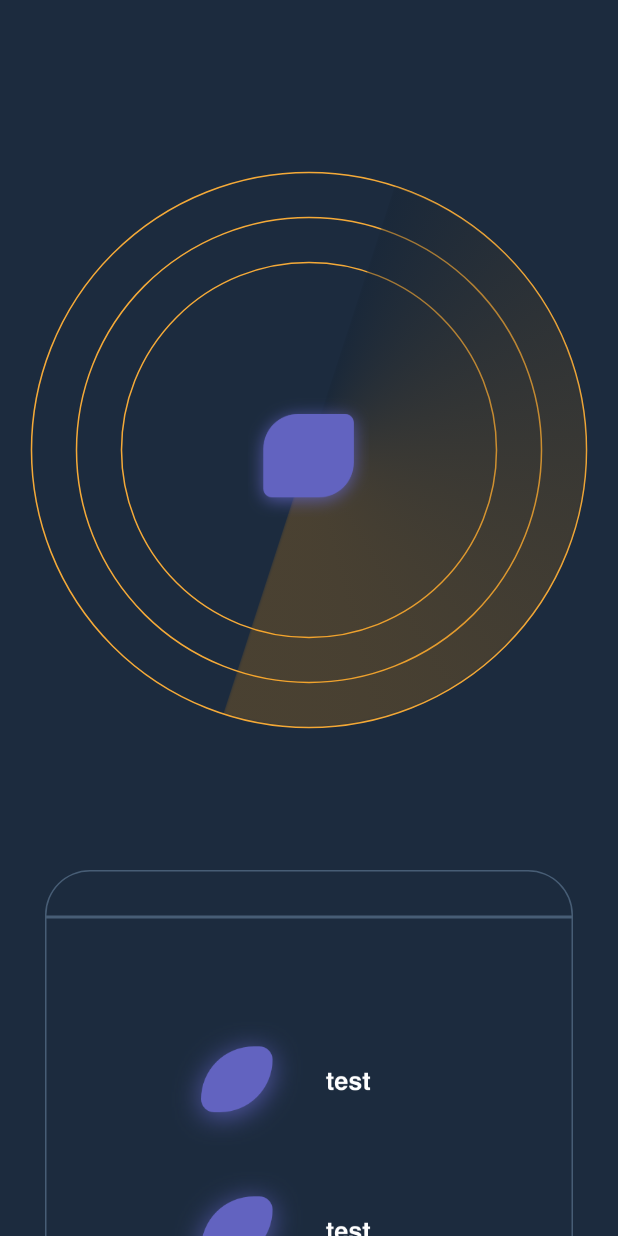
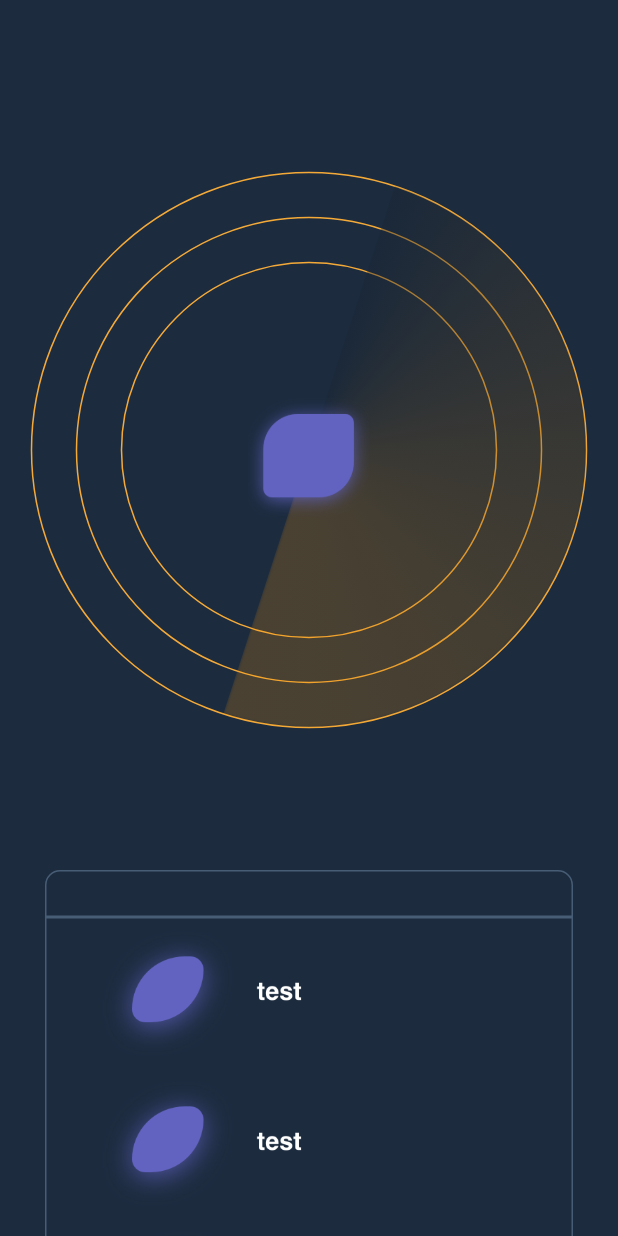
Before and after one commit to devanandp/sostronk_radar, a Flutter app: the screen it shows after launch, on a phone screen of 412 x 824 dp. Run offline on Flutter 3.47's test engine with Material 2 defaults, Android fonts, the phone set to English and light mode, and no system bars.

Commit message:
Commit_5 : Adjusted test logo list alignment

```diff
--- a/lib/views/ui/homescreen.dart
+++ b/lib/views/ui/homescreen.dart
@@ -49,7 +49,7 @@ class HomeScreen extends StatelessWidget {
         ));
   }
 
-///Returns the list of test widgets as images
+  ///Returns the list of test widgets as images
   Widget listOfTestWidgets() {
     return Padding(
       padding: const EdgeInsets.all(30.0),
@@ -63,19 +63,18 @@ class HomeScreen extends StatelessWidget {
                   color: Color.fromRGBO(71, 93, 117, 1),
                 ),
                 borderRadius: BorderRadius.only(
-                    topLeft: Radius.circular(30),
-                    topRight: Radius.circular(30))),
+                    topLeft: Radius.circular(10),
+                    topRight: Radius.circular(10))),
           ),
           Container(
             width: 400,
-            padding: EdgeInsets.only(top: 60, left: 20, right: 20),
             decoration: BoxDecoration(
                 border: Border.all(
                   color: Color.fromRGBO(71, 93, 117, 1),
                 ),
                 borderRadius: BorderRadius.only(
-                    bottomLeft: Radius.circular(30),
-                    bottomRight: Radius.circular(30))),
+                    bottomLeft: Radius.circular(10),
+                    bottomRight: Radius.circular(10))),
             child: testOvalLogo(),
           ),
         ],
@@ -83,7 +82,7 @@ class HomeScreen extends StatelessWidget {
     );
   }
 
-/// Returns the centre logo
+  /// Returns the centre logo
   Widget centreLogo() {
     return Positioned(
       child: Center(
@@ -96,16 +95,21 @@ class HomeScreen extends StatelessWidget {
     );
   }
 
-///Returns the test oval logo image
+  ///Returns the test oval logo image
   Widget testOvalLogo() {
     return Column(
+      mainAxisAlignment: MainAxisAlignment.start,
+      crossAxisAlignment: CrossAxisAlignment.start,
       children: [
         for (int i = 0; i <= 5; i++)
           Container(
             height: 100,
             width: 200,
-            child: Image.asset(AllImages().testOvalWithLogo),
-            alignment: Alignment.centerLeft,
+            child: Image.asset(
+              AllImages().testOvalWithLogo,
+              height: 100,
+              width: 100,
+            ),
           ),
       ],
     );
```
